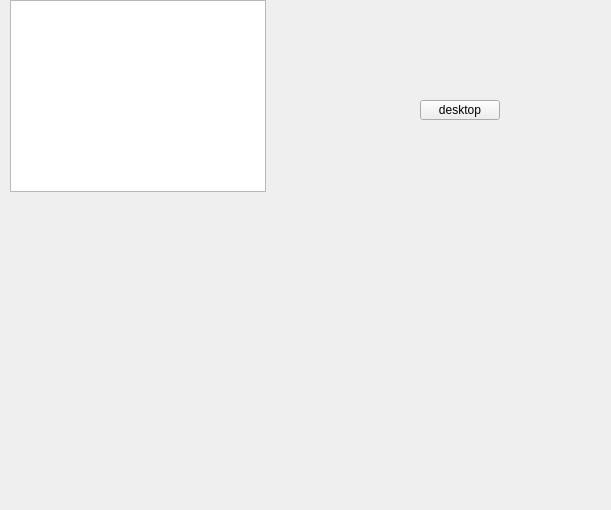
Old version of the form desktop.ui in the repository fkjslee/Fragment.
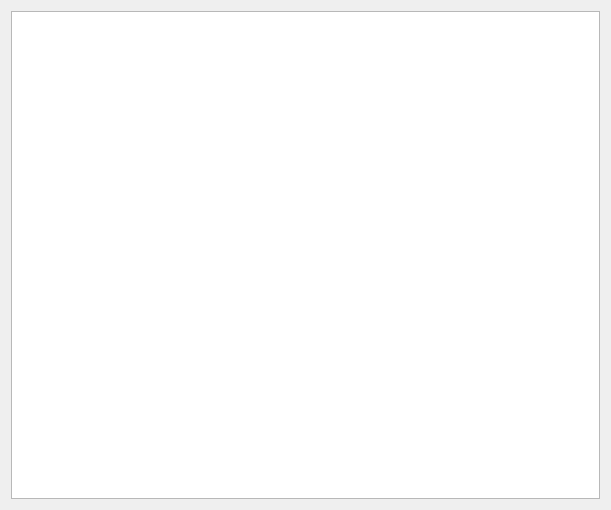
New version of the form.

Commit message: make fragment item can be moved between two scenes

The edit to the form file:
```diff
--- a/desktop.ui
+++ b/desktop.ui
@@ -16,29 +16,50 @@
   <property name="styleSheet">
    <string notr="true"/>
   </property>
-  <widget class="QPushButton" name="pushButton">
-   <property name="geometry">
-    <rect>
-     <x>420</x>
-     <y>100</y>
-     <width>80</width>
-     <height>20</height>
-    </rect>
-   </property>
-   <property name="text">
-    <string>desktop</string>
-   </property>
-  </widget>
-  <widget class="QGraphicsView" name="viewer">
-   <property name="geometry">
-    <rect>
-     <x>10</x>
-     <y>0</y>
-     <width>256</width>
-     <height>192</height>
-    </rect>
-   </property>
-  </widget>
+  <layout class="QVBoxLayout" name="verticalLayout">
+   <item>
+    <widget class="QGraphicsView" name="view">
+     <property name="backgroundBrush">
+      <brush brushstyle="SolidPattern">
+       <color alpha="255">
+        <red>230</red>
+        <green>200</green>
+        <blue>167</blue>
+       </color>
+      </brush>
+     </property>
+     <property name="foregroundBrush">
+      <brush brushstyle="NoBrush">
+       <color alpha="0">
+        <red>24</red>
+        <green>0</green>
+        <blue>0</blue>
+       </color>
+      </brush>
+     </property>
+     <property name="interactive">
+      <bool>true</bool>
+     </property>
+     <property name="sceneRect">
+      <rectf>
+       <x>0.000000000000000</x>
+       <y>0.000000000000000</y>
+       <width>250.000000000000000</width>
+       <height>250.000000000000000</height>
+      </rectf>
+     </property>
+     <property name="renderHints">
+      <set>QPainter::TextAntialiasing</set>
+     </property>
+     <property name="dragMode">
+      <enum>QGraphicsView::NoDrag</enum>
+     </property>
+     <property name="viewportUpdateMode">
+      <enum>QGraphicsView::BoundingRectViewportUpdate</enum>
+     </property>
+    </widget>
+   </item>
+  </layout>
  </widget>
  <resources/>
  <connections/>
```
The commit also changes 21 other files.
